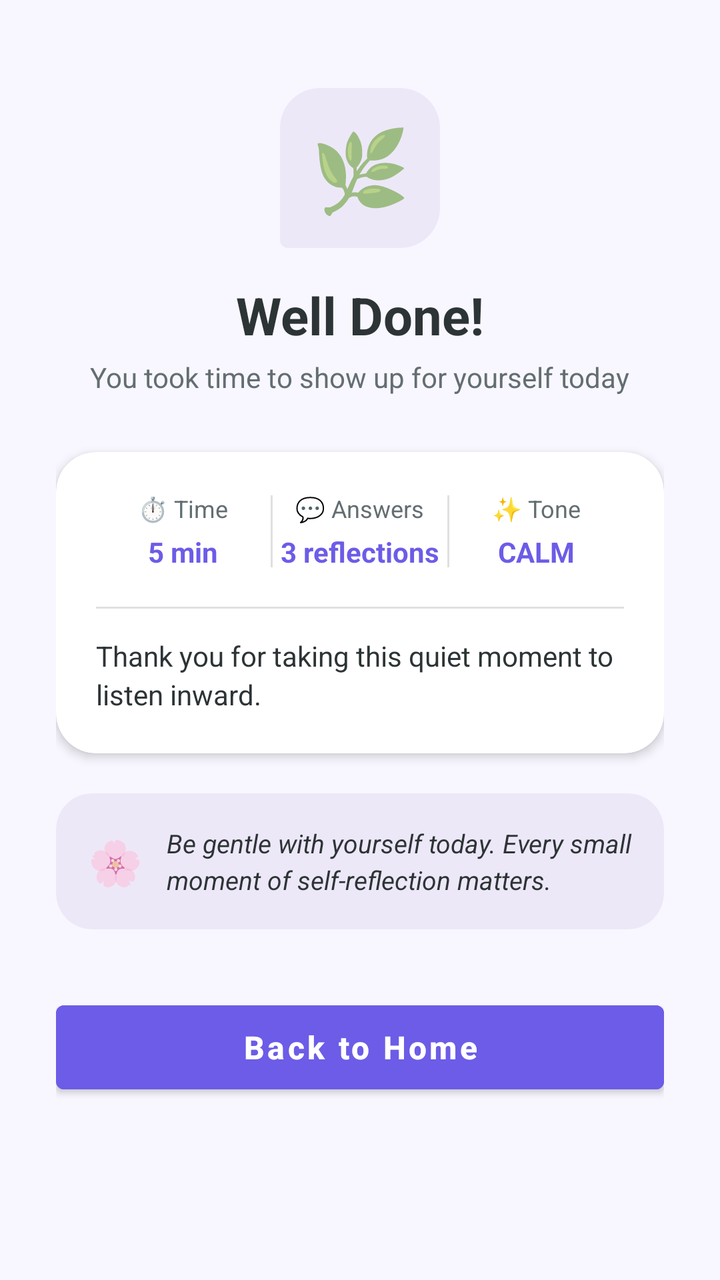
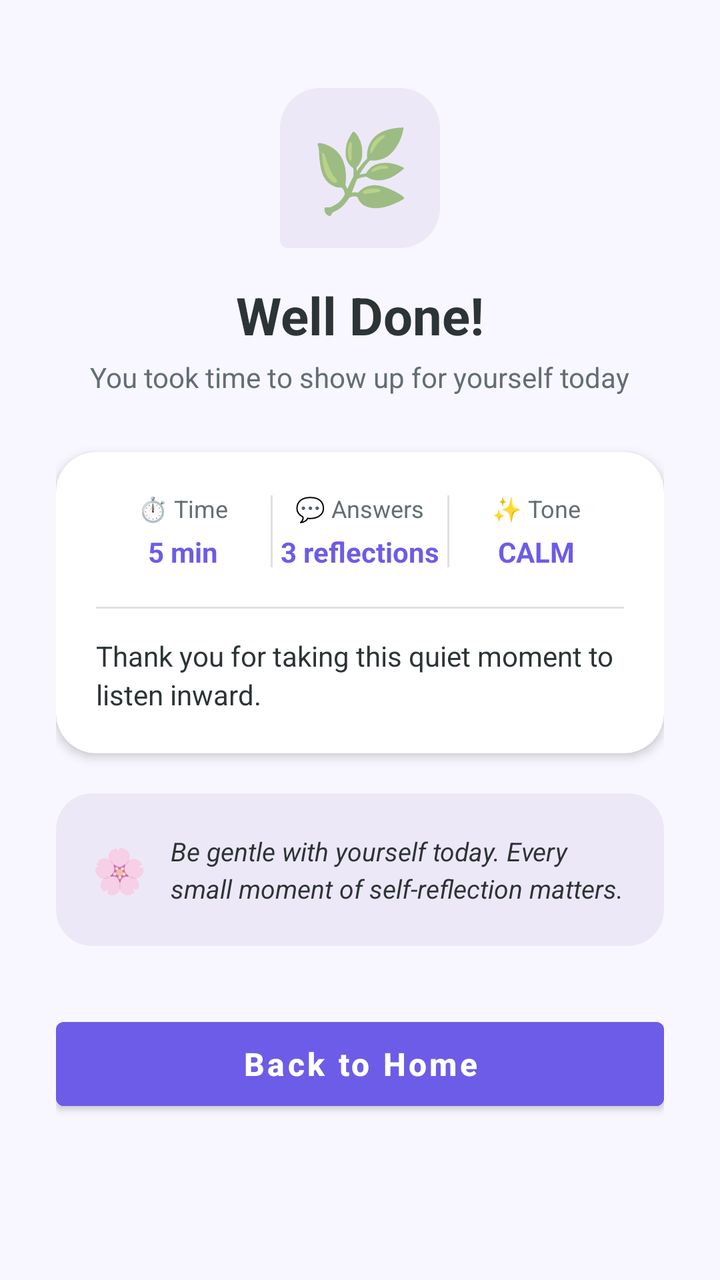

Screens rendered from an Android XML layout before and after an edit, with the pre-edit source and the edit as a unified diff.
<!-- AndroidManifest.xml: application theme Theme.Antara -->
<!-- res/layout/activity_summary.xml -->
<?xml version="1.0" encoding="utf-8"?>
<ScrollView xmlns:android="http://schemas.android.com/apk/res/android"
    xmlns:app="http://schemas.android.com/apk/res-auto"
    android:layout_width="match_parent"
    android:layout_height="match_parent"
    android:background="@color/background"
    android:clipToPadding="false"
    android:fillViewport="true">

    <LinearLayout
        android:layout_width="match_parent"
        android:layout_height="wrap_content"
        android:gravity="center_horizontal"
        android:orientation="vertical"
        android:padding="28dp">

        <TextView
            android:layout_width="80dp"
            android:layout_height="80dp"
            android:layout_marginTop="16dp"
            android:background="@drawable/bg_bot_bubble"
            android:gravity="center"
            android:text="🌿"
            android:textSize="40sp" />

        <TextView
            android:layout_width="wrap_content"
            android:layout_height="wrap_content"
            android:layout_marginTop="16dp"
            android:text="Well Done!"
            android:textColor="@color/text_primary"
            android:textSize="26sp"
            android:textStyle="bold" />

        <TextView
            android:layout_width="wrap_content"
            android:layout_height="wrap_content"
            android:layout_marginTop="4dp"
            android:text="You took time to show up for yourself today"
            android:textColor="@color/text_secondary"
            android:textSize="14sp" />

        
        <androidx.cardview.widget.CardView
            android:layout_width="match_parent"
            android:layout_height="wrap_content"
            android:layout_marginTop="28dp"
            app:cardBackgroundColor="@color/surface"
            app:cardCornerRadius="20dp"
            app:cardElevation="3dp">

            <LinearLayout
                android:layout_width="match_parent"
                android:layout_height="wrap_content"
                android:orientation="vertical"
                android:padding="20dp">

                <LinearLayout
                    android:layout_width="match_parent"
                    android:layout_height="wrap_content"
                    android:gravity="center"
                    android:orientation="horizontal">

                    <LinearLayout
                        android:layout_width="0dp"
                        android:layout_height="wrap_content"
                        android:layout_weight="1"
                        android:gravity="center"
                        android:orientation="vertical">
                        <TextView
                            android:layout_width="wrap_content"
                            android:layout_height="wrap_content"
                            android:text="⏱️ Time"
                            android:textColor="@color/text_secondary"
                            android:textSize="12sp" />
                        <TextView
                            android:id="@+id/tv_sum_duration"
                            android:layout_width="wrap_content"
                            android:layout_height="wrap_content"
                            android:layout_marginTop="4dp"
                            android:text="5 min"
                            android:textColor="@color/primary"
                            android:textSize="14sp"
                            android:textStyle="bold" />
                    </LinearLayout>

                    <View
                        android:layout_width="1dp"
                        android:layout_height="36dp"
                        android:background="#E0E0E0" />

                    <LinearLayout
                        android:layout_width="0dp"
                        android:layout_height="wrap_content"
                        android:layout_weight="1"
                        android:gravity="center"
                        android:orientation="vertical">
                        <TextView
                            android:layout_width="wrap_content"
                            android:layout_height="wrap_content"
                            android:text="💬 Answers"
                            android:textColor="@color/text_secondary"
                            android:textSize="12sp" />
                        <TextView
                            android:id="@+id/tv_sum_answers"
                            android:layout_width="wrap_content"
                            android:layout_height="wrap_content"
                            android:layout_marginTop="4dp"
                            android:text="3 reflections"
                            android:textColor="@color/primary"
                            android:textSize="14sp"
                            android:textStyle="bold" />
                    </LinearLayout>

                    <View
                        android:layout_width="1dp"
                        android:layout_height="36dp"
                        android:background="#E0E0E0" />

                    <LinearLayout
                        android:layout_width="0dp"
                        android:layout_height="wrap_content"
                        android:layout_weight="1"
                        android:gravity="center"
                        android:orientation="vertical">
                        <TextView
                            android:layout_width="wrap_content"
                            android:layout_height="wrap_content"
                            android:text="✨ Tone"
                            android:textColor="@color/text_secondary"
                            android:textSize="12sp" />
                        <TextView
                            android:id="@+id/tv_sum_emotion"
                            android:layout_width="wrap_content"
                            android:layout_height="wrap_content"
                            android:layout_marginTop="4dp"
                            android:text="CALM"
                            android:textColor="@color/primary"
                            android:textSize="14sp"
                            android:textStyle="bold" />
                    </LinearLayout>

                </LinearLayout>

                <View
                    android:layout_width="match_parent"
                    android:layout_height="1dp"
                    android:layout_marginTop="18dp"
                    android:layout_marginBottom="14dp"
                    android:background="#E0E0E0" />

                <TextView
                    android:id="@+id/tv_sum_text"
                    android:layout_width="match_parent"
                    android:layout_height="wrap_content"
                    android:lineSpacingExtra="3dp"
                    android:text="Thank you for taking this quiet moment to listen inward."
                    android:textColor="@color/text_primary"
                    android:textSize="14sp" />

            </LinearLayout>

        </androidx.cardview.widget.CardView>

        
        <androidx.cardview.widget.CardView
            android:layout_width="match_parent"
            android:layout_height="wrap_content"
            android:layout_marginTop="20dp"
            app:cardBackgroundColor="@color/bot_bubble"
            app:cardCornerRadius="18dp"
            app:cardElevation="0dp">

            <LinearLayout
                android:layout_width="match_parent"
                android:layout_height="wrap_content"
                android:gravity="center_vertical"
                android:orientation="horizontal"
                android:padding="16dp">

                <TextView
                    android:layout_width="wrap_content"
                    android:layout_height="wrap_content"
                    android:text="🌸"
                    android:textSize="22sp" />

                <TextView
                    android:layout_width="0dp"
                    android:layout_height="wrap_content"
                    android:layout_marginStart="12dp"
                    android:layout_weight="1"
                    android:lineSpacingExtra="3dp"
                    android:text="Be gentle with yourself today. Every small moment of self-reflection matters."
                    android:textColor="@color/text_primary"
                    android:textSize="13sp"
                    android:textStyle="italic" />

            </LinearLayout>

        </androidx.cardview.widget.CardView>

        
        <Button
            android:id="@+id/btn_sum_home"
            android:layout_width="match_parent"
            android:layout_height="54dp"
            android:layout_marginTop="32dp"
            android:layout_marginBottom="24dp"
            android:backgroundTint="@color/primary"
            android:text="Back to Home"
            android:textAllCaps="false"
            android:textColor="@android:color/white"
            android:textSize="16sp"
            android:textStyle="bold" />

    </LinearLayout>

</ScrollView>
<!-- resources referenced by this layout -->
<resources>
  <color name="background">#F8F7FF</color>
  <color name="bot_bubble">#EDE8F8</color>
  <color name="primary">#6C5CE7</color>
  <color name="surface">#FFFFFF</color>
  <color name="text_primary">#2D3436</color>
  <color name="text_secondary">#636E72</color>
  <!-- drawable bg_bot_bubble (drawable) -->
  <?xml version="1.0" encoding="utf-8"?>
  <shape xmlns:android="http://schemas.android.com/apk/res/android"
      android:shape="rectangle">
      <solid android:color="@color/bot_bubble" />
      <corners
          android:topLeftRadius="20dp"
          android:topRightRadius="20dp"
          android:bottomLeftRadius="4dp"
          android:bottomRightRadius="20dp" />
  </shape>
  <style name="Theme.Antara" parent="Theme.MaterialComponents.DayNight.NoActionBar">
          <item name="colorPrimary">@color/primary</item>
          <item name="colorPrimaryDark">@color/primary_dark</item>
          <item name="colorSecondary">@color/primary_light</item>
          <item name="android:windowBackground">@color/background</item>
          <item name="android:statusBarColor">@color/background</item>
          <item name="android:windowLightStatusBar">true</item>
      </style>
  <color name="primary_dark">#5647D0</color>
  <color name="primary_light">#A29BFE</color>
</resources>

<!-- the commit's change to res/layout/activity_summary.xml (unified diff, before → after) -->
@@ -176,7 +176,10 @@
                 android:layout_height="wrap_content"
                 android:gravity="center_vertical"
                 android:orientation="horizontal"
-                android:padding="16dp">
+                android:paddingStart="18dp"
+                android:paddingEnd="18dp"
+                android:paddingTop="20dp"
+                android:paddingBottom="20dp">
 
                 <TextView
                     android:layout_width="wrap_content"
@@ -189,7 +192,7 @@
                     android:layout_height="wrap_content"
                     android:layout_marginStart="12dp"
                     android:layout_weight="1"
-                    android:lineSpacingExtra="3dp"
+                    android:lineSpacingMultiplier="1.2"
                     android:text="Be gentle with yourself today. Every small moment of self-reflection matters."
                     android:textColor="@color/text_primary"
                     android:textSize="13sp"
